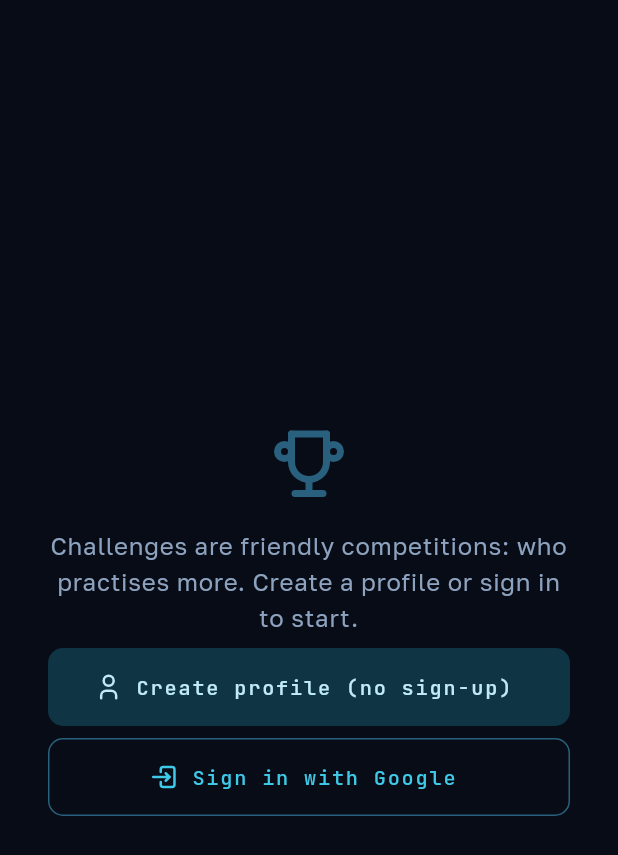
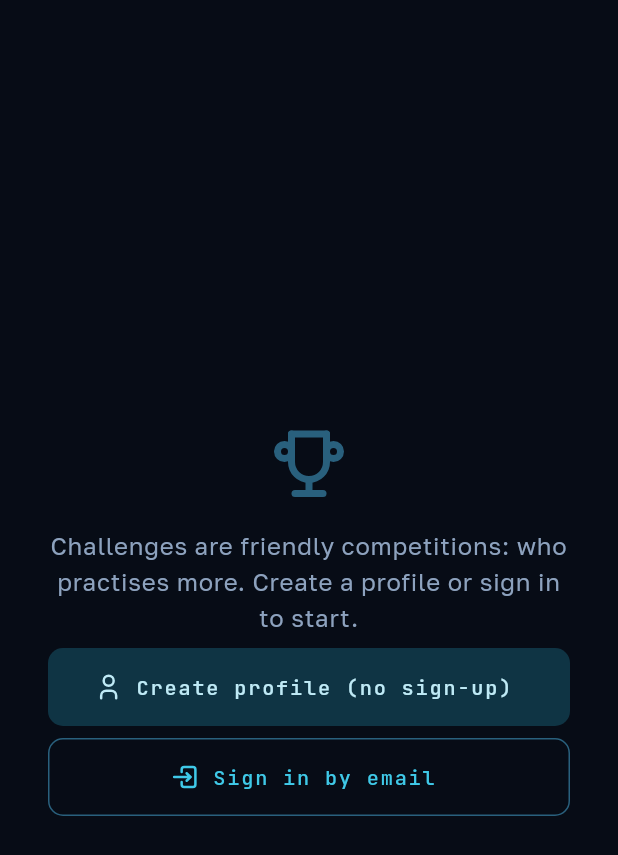
Before and after one commit to gggssaggg-beep/breathin, a Flutter app: the _SignInGate widget shown alone on an empty page, opened directly with empty values, on a phone screen of 412 x 824 dp. Shown: the top 855 px of the screen. Run offline on Flutter 3.47's test engine with Material 3 defaults, Android fonts, the phone set to English and light mode, and no system bars; our stand-ins replace audio_service, flutter_local_notifications, flutter_timezone, just_audio, package_info_plus, path_drawing and 6 more; missing offline and left inert: audio_session, dart:js_interop; accounts and stored records are empty; network calls fail; statements that could not run were skipped.

Commit message:
feat(auth): Google-вход скрыт (юр. риски РФ), вход — почта и гость
Решение владельца 2026-07-18: googleAuthEnabled=false — все Google-кнопки
(настройки, привязка гостю, гейт челленджей) скрыты, код и провайдер
Supabase не тронуты (вернуть = один флаг). Сессии живут: кто зашёл через
Google — остаётся в аккаунте; вход с нового устройства — e-mail magic-link
на тот же gmail-адрес (Supabase матчит по email, uid и данные те же).
В гейте челленджей вместо Google — «Войти по почте» (переход к форме в
настройках; возврат обновляет гейт).

Co-Authored-By: Claude Fable 5 <noreply@anthropic.com>

```diff
--- a/lib/features/challenges/challenges_screen.dart
+++ b/lib/features/challenges/challenges_screen.dart
@@ -7,7 +7,9 @@ import 'package:intl/intl.dart';
 import '../../data/challenges_repository.dart';
 import '../../domain/stats/challenge_progress.dart';
 import '../../l10n/generated/app_localizations.dart';
+import '../../services/auth/auth_config.dart';
 import '../../services/auth/auth_service.dart';
+import '../settings/settings_screen.dart';
 import '../../ui/hant/hant_backdrop.dart';
 import '../../ui/icons/breathin_icon.dart';
 import '../../ui/icons/breathin_icons.dart';
@@ -156,6 +158,19 @@ class _SignInGate extends StatelessWidget {
             }
           },
         ),
+        // Постоянный вход — по почте: форма живёт в настройках (секция
+        // «Аккаунт»), отсюда — переход. Возврат дёргает onSignedIn: если
+        // вход уже случился, гейт сменяется списком без ручного обновления.
+        OutlinedButton.icon(
+          icon: const BreathinIcon(BreathinIcons.login, size: 20),
+          label: Text(l.emailSignInAction),
+          onPressed: () => Navigator.of(context)
+              .push(
+                MaterialPageRoute(builder: (_) => const SettingsScreen()),
+              )
+              .then((_) => onSignedIn()),
+        ),
+        if (googleAuthEnabled)
           OutlinedButton.icon(
             icon: const BreathinIcon(BreathinIcons.login, size: 20),
             label: Text(l.signInGoogle),
--- a/lib/services/auth/auth_config.dart
+++ b/lib/services/auth/auth_config.dart
@@ -25,7 +25,15 @@ bool get authConfigured => supabaseUrl.isNotEmpty && supabaseAnonKey.isNotEmpty;
 /// вписаны в конфиг проекта через Management API; docs/SUPABASE_SETUP.md §2
 /// закрыт). Кнопки в UI: «Войти через Google» и «Привязать Google» для
 /// гостевого профиля (identity linking, uid сохраняется).
-const bool googleAuthEnabled = true;
+///
+/// **false с 2026-07-18 (решение владельца: юридические риски Google-входа
+/// в РФ).** Google-UI СКРЫТ, код и провайдер в Supabase не тронуты — вернуть
+/// можно этим флагом. Существующие сессии живут («кто зашёл — тот зашёл»),
+/// identity остаётся привязанной. Вход с нового устройства для «гугловых»
+/// аккаунтов: e-mail-вход (magic-link) на ТОТ ЖЕ gmail-адрес — Supabase
+/// матчит по email и пускает в существующий uid со всеми данными; дубль
+/// создаётся только при вводе ДРУГОГО адреса.
+const bool googleAuthEnabled = false;
 
 /// E-mail-вход (magic-link) через Supabase Auth. Провайдер `email` включён
 /// в проекте по умолчанию (проверено 2026-07-15 через /auth/v1/settings:
```
Lines whose indentation alone changed are shown as unchanged.
